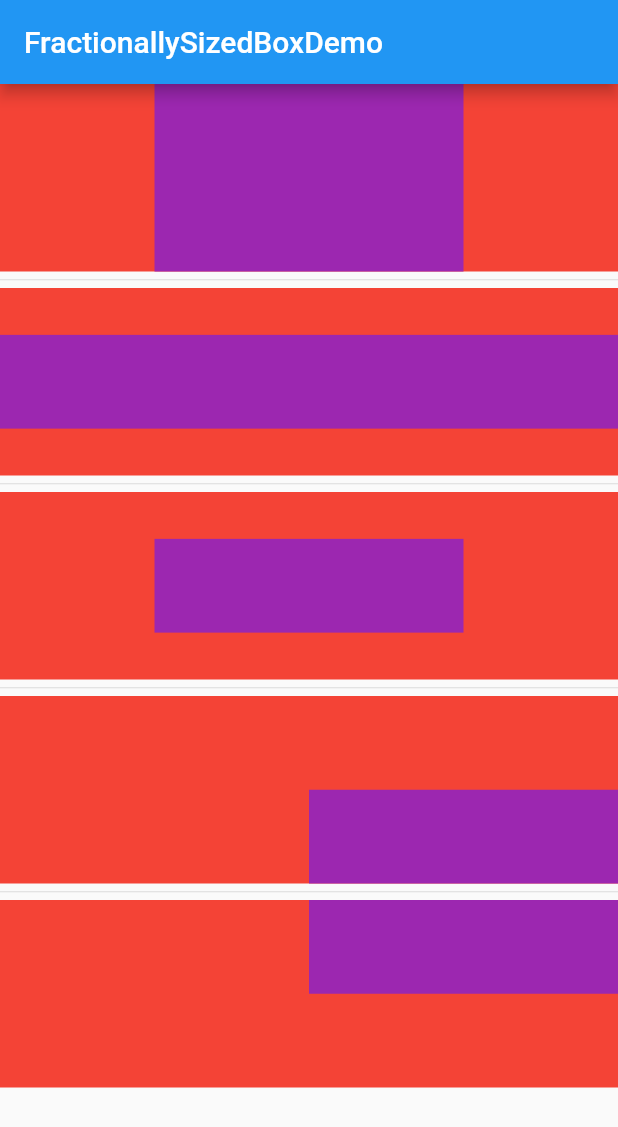
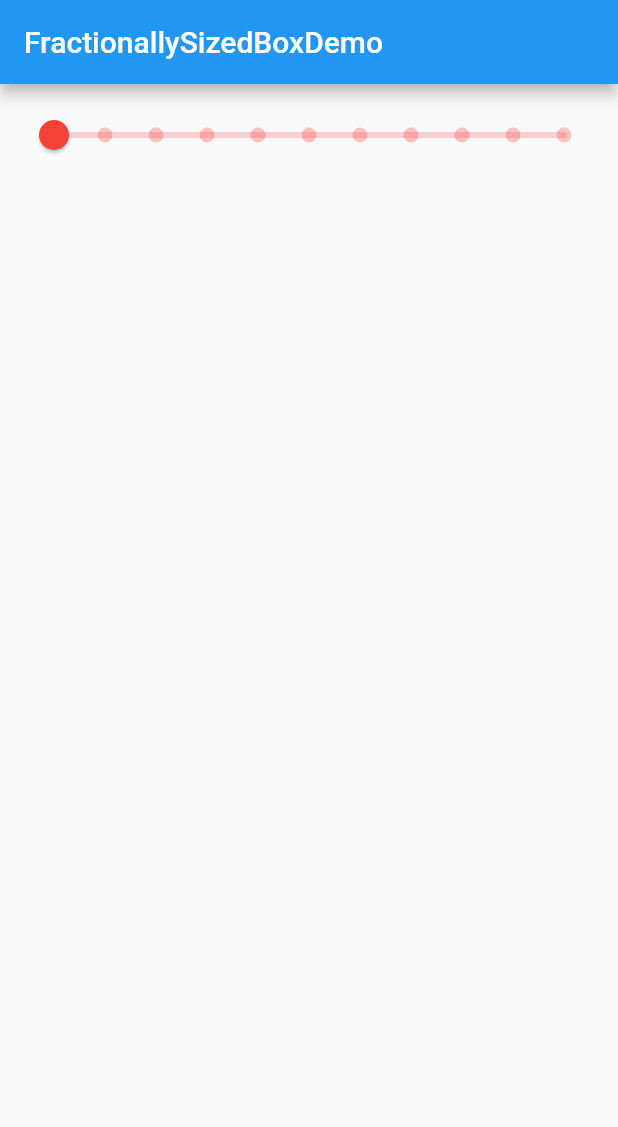
Before and after one commit to sagar40android/hair_style_design_app, a Flutter app: the screen it shows after launch, on a phone screen of 412 x 824 dp. Shown: the top 1127 px of the screen. Run offline on Flutter 3.47's test engine with Material 2 defaults, Android fonts, the phone set to English and light mode, and no system bars; project files that could hold a hidden picture were left out.

Commit message:
sliderDemo

```diff
--- /dev/null
+++ b/lib/SliderDemo.dart
@@ -0,0 +1,90 @@
+import 'package:flutter/cupertino.dart';
+import 'package:flutter/material.dart';
+
+class SliderDemo extends StatefulWidget {
+  @override
+  _SliderDemoState createState() => _SliderDemoState();
+}
+
+class _SliderDemoState extends State<SliderDemo> {
+  double _sliderVal = 0.0;
+  @override
+  Widget build(BuildContext context) {
+    return Scaffold(
+      appBar: AppBar(
+        title: Text("FractionallySizedBoxDemo"),
+      ),
+      body: Padding(
+        padding: EdgeInsets.all(10),
+        child: Column(
+          children: [
+            // Slider(
+            //     value: _sliderVal,
+            //     min: 0,
+            //     max: 100,
+            //     label: _sliderVal.toString(),
+            //     onChanged: (value){
+            //       print("Slider ==> $_sliderVal");
+            //       setState(() {
+            //         _sliderVal=value;
+            //       });
+            //     }),
+            // SliderTheme(
+            //     data: SliderTheme.of(context).copyWith(
+            //       activeTrackColor: Colors.red[100],
+            //       inactiveTickMarkColor: Colors.red[100],
+            //       trackHeight: 4.0,
+            //       // trackShape:RectangularRangeSliderTrackShape(),
+            //       thumbColor: Colors.purple,
+            //       thumbShape:RoundSliderThumbShape(enabledThumbRadius: 12.0),
+            //       overlayColor: Colors.red.withAlpha(32),
+            //       overlayShape: RoundSliderOverlayShape(overlayRadius: 28.0)
+            //     ),
+            //     child: Slider(
+            //       value: _sliderVal,
+            //       min: 0,
+            //       max: 100,
+            //       label: _sliderVal.toString(),
+            //       onChanged: (value){
+            //         print("Slider ==> $_sliderVal");
+            //         setState(() {
+            //           _sliderVal=value;
+            //         });
+            //       },
+            //     )),
+
+            SliderTheme(
+                data: SliderTheme.of(context).copyWith(
+                  activeTrackColor: Colors.redAccent,
+                    inactiveTrackColor: Colors.red[100],
+                  trackHeight: 4.0,
+                  // trackShape: RoundedRectRangeSliderTrackShape(),
+                  thumbColor: Colors.red,
+                  thumbShape: RoundSliderThumbShape(enabledThumbRadius: 10.0),
+                  overlayColor: Colors.red[100],
+                  overlayShape: RoundSliderOverlayShape(overlayRadius: 24.0),
+                 tickMarkShape: RoundSliderTickMarkShape(tickMarkRadius: 5),
+                 activeTickMarkColor: Colors.red,
+                  inactiveTickMarkColor: Colors.red.withOpacity(0.3),
+                valueIndicatorShape:    PaddleSliderValueIndicatorShape(),
+                  valueIndicatorColor: Colors.red,
+                valueIndicatorTextStyle: TextStyle(color: Colors.white)
+                ),
+                child: Slider(
+                    value: _sliderVal,
+                    min: 1,max: 100,
+                    divisions: 10,
+                    label: "$_sliderVal",
+                    onChanged: (value){
+                  print("DeiviSlider ==> $_sliderVal");
+                  setState(() {
+                    _sliderVal=value;
+                  });
+                }),
+            )
+          ],
+        ),
+      ),
+    );
+  }
+}
--- a/lib/main.dart
+++ b/lib/main.dart
@@ -29,6 +29,7 @@ import 'MyValueListenable_2.dart';
 import 'Opacity_Animated.dart';
 import 'PositionAnimationDemo.dart';
 import 'ReorderedListExample.dart';
+import 'SliderDemo.dart';
 import 'TestingWidget.dart';
 
 void main() {
@@ -77,7 +78,8 @@ class MyApp extends StatelessWidget {
       // home: PositionAnimationDemo(),
       // home: AllAnimationDemo(),
       // home: IndexedStackDemo(),
-      home: FractionallySizedBoxDemo(),
+      // home: FractionallySizedBoxDemo(),
+      home: SliderDemo(),
     );
   }
 }
```
